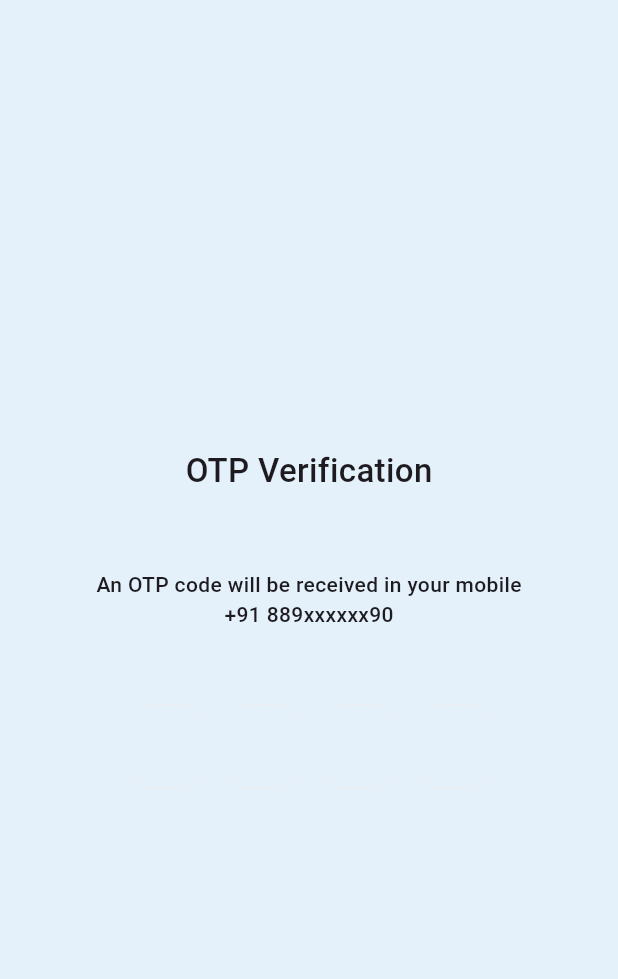
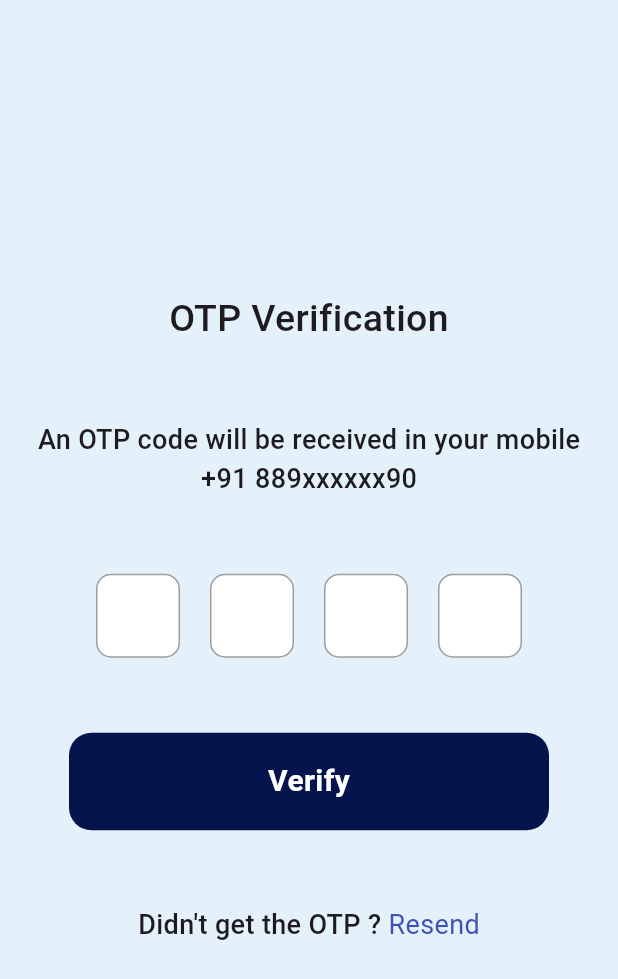
Before and after one commit to AthiraaAthi/project_way, a Flutter app: the OtpScreen screen opened directly, on a phone screen of 412 x 824 dp. Shown: the top 979 px of the screen. Run offline on Flutter 3.47's test engine with Material 3 defaults, Android fonts, the phone set to English and light mode, and no system bars; drawn by our look-alikes of pinput.

Commit message:
completed otp screen,starting homescreen

```diff
--- /dev/null
+++ b/lib/view/home_screen/home_screen.dart
@@ -0,0 +1,22 @@
+import 'package:flutter/material.dart';
+import 'package:project_way/utils/color_constant/color_constant.dart';
+
+class HomeScreen extends StatelessWidget {
+  const HomeScreen({super.key});
+
+  @override
+  Widget build(BuildContext context) {
+    return SafeArea(
+      child: Scaffold(
+        backgroundColor: ColorConstant.bgBlue,
+        body: CustomScrollView(
+          slivers: [
+            SliverAppBar(
+              backgroundColor: ColorConstant.defIndigo,
+            )
+          ],
+        ),
+      ),
+    );
+  }
+}
--- a/lib/view/otp_screen/otp_screen.dart
+++ b/lib/view/otp_screen/otp_screen.dart
@@ -1,6 +1,7 @@
 import 'package:flutter/material.dart';
 import 'package:pinput/pinput.dart';
 import 'package:project_way/utils/color_constant/color_constant.dart';
+import 'package:project_way/view/home_screen/home_screen.dart';
 
 class OtpScreen extends StatefulWidget {
   const OtpScreen({super.key});
@@ -10,6 +11,7 @@ class OtpScreen extends StatefulWidget {
 }
 
 class _OtpScreenState extends State<OtpScreen> {
+  final TextEditingController pinController = TextEditingController();
   @override
   Widget build(BuildContext context) {
     final defaultPinTheme = PinTheme(
@@ -20,23 +22,23 @@ class _OtpScreenState extends State<OtpScreen> {
           color: Color.fromRGBO(30, 60, 87, 1),
           fontWeight: FontWeight.w600),
       decoration: BoxDecoration(
-        border: Border.all(color: Color.fromRGBO(234, 239, 243, 1)),
-        borderRadius: BorderRadius.circular(20),
+        color: Colors.white,
+        border: Border.all(color: Colors.grey),
+        borderRadius: BorderRadius.circular(10),
       ),
     );
-
     final focusedPinTheme = defaultPinTheme.copyDecorationWith(
-      border: Border.all(color: Color.fromRGBO(114, 178, 238, 1)),
+      border: Border.all(color: ColorConstant.defIndigo),
       borderRadius: BorderRadius.circular(8),
     );
 
     final submittedPinTheme = defaultPinTheme.copyWith(
       decoration: defaultPinTheme.decoration?.copyWith(
-        color: Color.fromRGBO(234, 239, 243, 1),
+        color: Colors.white,
       ),
     );
-
-    return Scaffold(
+    return SafeArea(
+      child: Scaffold(
         backgroundColor: ColorConstant.bgBlue,
         body: Center(
           child: Column(
@@ -44,34 +46,89 @@ class _OtpScreenState extends State<OtpScreen> {
             children: [
               Text(
                 "OTP Verification",
-              style: TextStyle(fontSize: 22, fontWeight: FontWeight.w500),
+                style: TextStyle(fontSize: 25, fontWeight: FontWeight.w500),
               ),
               SizedBox(
                 height: 50,
               ),
               Text(
                 "An OTP code will be received in your mobile",
-              style: TextStyle(fontWeight: FontWeight.w500),
+                style: TextStyle(fontWeight: FontWeight.w500, fontSize: 18),
               ),
               Text(
                 "+91 889xxxxxx90",
-              style: TextStyle(fontWeight: FontWeight.w500),
+                style: TextStyle(fontWeight: FontWeight.w500, fontSize: 18),
               ),
               SizedBox(
                 height: 50,
               ),
               Pinput(
+                separatorBuilder: (index) {
+                  return SizedBox(
+                    width: 20,
+                  );
+                },
+                length: 4,
+                controller: pinController,
                 defaultPinTheme: defaultPinTheme,
                 focusedPinTheme: focusedPinTheme,
                 submittedPinTheme: submittedPinTheme,
-              validator: (s) {
-                return s == '2222' ? null : 'Pin is incorrect';
+                pinAnimationType: PinAnimationType.fade,
+                onCompleted: (pin) {},
+              ),
+              SizedBox(
+                height: 50,
+              ),
+              InkWell(
+                onTap: () {
+                  Navigator.pushReplacement(
+                      context,
+                      MaterialPageRoute(
+                        builder: (context) => HomeScreen(),
+                      ));
                 },
-              pinputAutovalidateMode: PinputAutovalidateMode.onSubmit,
-              showCursor: true,
-              onCompleted: (pin) => print(pin),
-            )
+                child: Container(
+                  height: 65,
+                  width: 320,
+                  decoration: BoxDecoration(
+                    color: ColorConstant.defIndigo,
+                    borderRadius: BorderRadius.circular(15),
+                  ),
+                  child: Center(
+                    child: Text(
+                      "Verify",
+                      style: TextStyle(
+                          fontWeight: FontWeight.w600,
+                          color: Colors.white,
+                          fontSize: 20),
+                    ),
+                  ),
+                ),
+              ),
+              SizedBox(
+                height: 50,
+              ),
+              Row(
+                mainAxisAlignment: MainAxisAlignment.center,
+                children: [
+                  Text(
+                    "Didn't get the OTP ? ",
+                    style: TextStyle(fontWeight: FontWeight.w500, fontSize: 18),
+                  ),
+                  InkWell(
+                    onTap: () {},
+                    child: Text(
+                      "Resend",
+                      style: TextStyle(
+                          fontWeight: FontWeight.w400,
+                          fontSize: 18,
+                          color: Colors.indigo),
+                    ),
+                  ),
                 ],
+              ),
+            ],
+          ),
         ),
       ),
     );
```
Also changed, not shown: 2 other files. Lines whose indentation alone changed are shown as unchanged.
